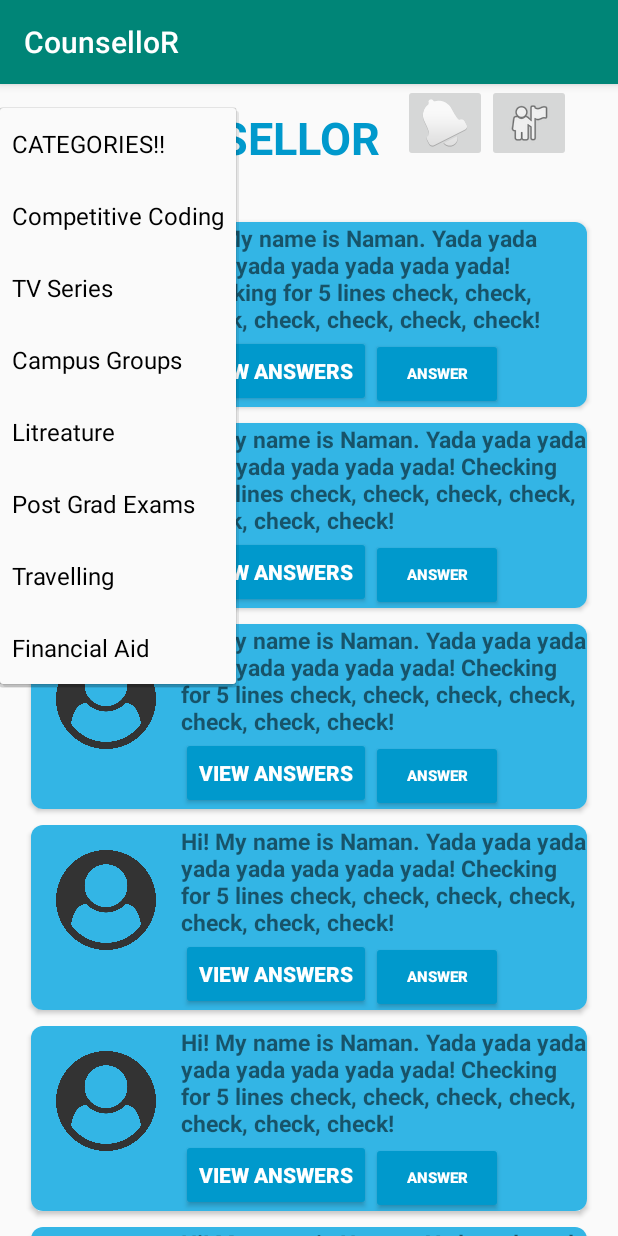
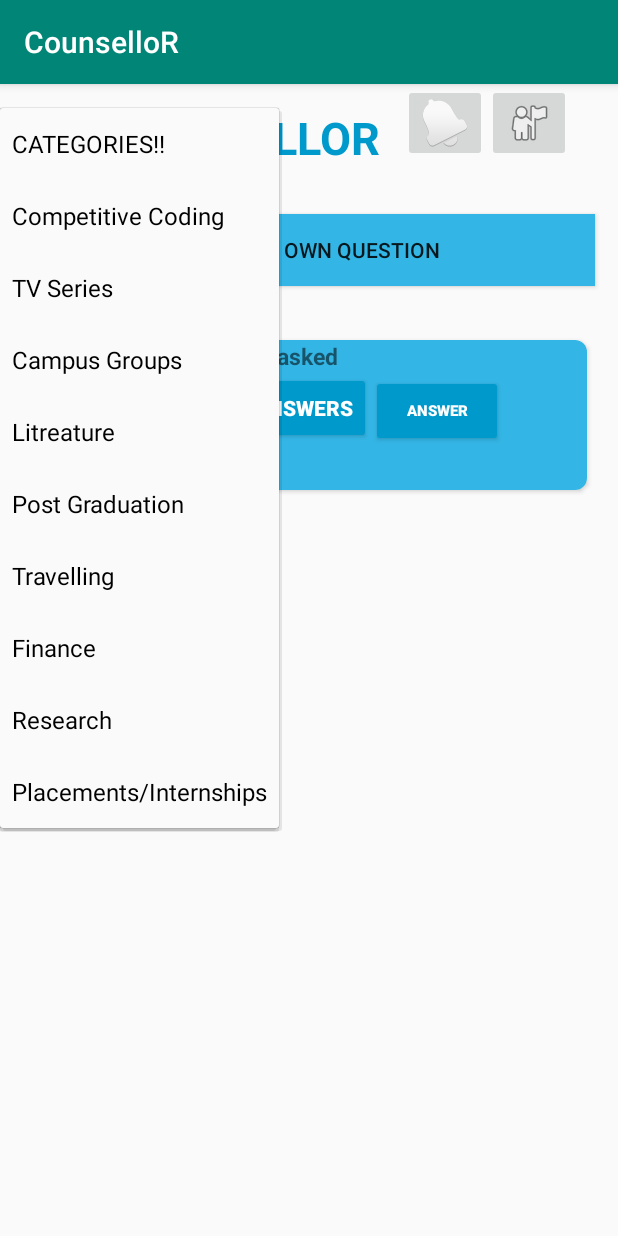
Before and after one commit to mdg-soc-19/counsellor, an Android app: the screen it shows after launch (MainActivity), after a tap on an icon or button, on a phone screen of 412 x 824 dp. Run offline under Robolectric (Android 15) with nearby library versions, the light colour scheme and no system bars.

Commit message:
Adding ASK button and linking activities

```diff
--- a/app/src/main/AndroidManifest.xml
+++ b/app/src/main/AndroidManifest.xml
@@ -12,6 +12,9 @@
         android:roundIcon="@mipmap/ic_launcher_round"
         android:supportsRtl="true"
         android:theme="@style/AppTheme">
+        <activity android:name=".Research"></activity>
+        <activity android:name=".PnI" />
+        <activity android:name=".ask" />
         <activity android:name=".Login_form" />
         <activity android:name=".Signup" />
         <activity android:name=".finance" />
--- a/app/src/main/java/com/example/counsellor/MainActivity.java
+++ b/app/src/main/java/com/example/counsellor/MainActivity.java
@@ -11,6 +11,7 @@ import android.widget.ArrayAdapter;
 import android.widget.LinearLayout;
 import android.widget.Spinner;
 import android.widget.AdapterView;
+import android.widget.TextView;
 import android.widget.Toast;
 
 
@@ -23,12 +24,22 @@ public class MainActivity extends AppCompatActivity {
     private RecyclerView recyclerView;
     private RecyclerView.Adapter mAdapter;
     private RecyclerView.LayoutManager layoutManager;
-    String[] myDataset = { " Hi! My name is Naman. Yada yada yada yada yada yada yada yada! Checking for 5 lines check, check, check, check, check, check, check!", "Hi! My name is Naman. Yada yada yada yada yada yada yada yada! Checking for 5 lines check, check, check, check, check, check, check!", "Hi! My name is Naman. Yada yada yada yada yada yada yada yada! Checking for 5 lines check, check, check, check, check, check, check!", "Hi! My name is Naman. Yada yada yada yada yada yada yada yada! Checking for 5 lines check, check, check, check, check, check, check!", "Hi! My name is Naman. Yada yada yada yada yada yada yada yada! Checking for 5 lines check, check, check, check, check, check, check!", "Hi! My name is Naman. Yada yada yada yada yada yada yada yada! Checking for 5 lines check, check, check, check, check, check, check!5 lines 5 lines 5 lines 5 lines", "Hi", "Hi", "Hi", "Hi", "Hi", "Hi", "Hi", "Hi", "Hi", "Hi", "Hi", "Hi","Hi" };
+
 
     @Override
     protected void onCreate(Bundle savedInstanceState) {
         super.onCreate(savedInstanceState);
         setContentView(R.layout.activity_main);
+
+
+
+        /*Intent intent = getIntent();
+        String question1 = intent.getStringExtra("question asked");
+        TextView textView = (TextView)findViewById(R.id.question);
+        textView.setText(question1);*/
+
+
+        String[] myDataset = { "question asked"};
 
 
         recyclerView = (RecyclerView) findViewById(R.id.the_wall);
@@ -39,7 +50,6 @@ public class MainActivity extends AppCompatActivity {
         recyclerView.setAdapter(mAdapter);
 
 
-
         getSupportActionBar().setTitle("CounselloR");
         spinner = findViewById(R.id.spinner);
         List<String> categories = new ArrayList<>();
@@ -48,9 +58,11 @@ public class MainActivity extends AppCompatActivity {
         categories.add("TV Series");
         categories.add("Campus Groups");
         categories.add("Litreature");
-        categories.add("Post Grad Exams");
+        categories.add("Post Graduation");
         categories.add("Travelling");
-        categories.add("Financial Aid");
+        categories.add("Finance");
+        categories.add("Research");
+        categories.add("Placements/Internships");
         //Style the spinner
 
         ArrayAdapter<String> dataAdapter;
@@ -61,69 +73,72 @@ public class MainActivity extends AppCompatActivity {
         spinner.setAdapter(dataAdapter);
         spinner.setOnItemSelectedListener(new AdapterView.OnItemSelectedListener() {
             @Override
-            public void onItemSelected(AdapterView<?> parent, View view, int position, long id)
-            {
+            public void onItemSelected(AdapterView<?> parent, View view, int position, long id) {
 
-                if(parent.getItemAtPosition(position).equals("CATEGORIES!!")){
+                if (parent.getItemAtPosition(position).equals("CATEGORIES!!")) {
 
                     //do nothing
-                }
-
-                else {
+                } else {
                     String item = parent.getItemAtPosition(position).toString();
                     Toast.makeText(parent.getContext(), "Selected " + item, Toast.LENGTH_SHORT).show();
                 }
 
 
-                if(parent.getItemAtPosition(position).equals("Competitive Coding")){
+                if (parent.getItemAtPosition(position).equals("Competitive Coding")) {
                     Intent intent = new Intent(MainActivity.this, comp_coding.class);
                     startActivity(intent);
-                }
-                else if(parent.getItemAtPosition(position).equals("TV Series")){
+                } else if (parent.getItemAtPosition(position).equals("TV Series")) {
                     Intent intent = new Intent(MainActivity.this, tv_series.class);
                     startActivity(intent);
-                }
-                else if(parent.getItemAtPosition(position).equals("Campus Groups")){
+                } else if (parent.getItemAtPosition(position).equals("Campus Groups")) {
                     Intent intent = new Intent(MainActivity.this, campus_groups.class);
                     startActivity(intent);
-                }
-                else if(parent.getItemAtPosition(position).equals("Litreature")){
+                } else if (parent.getItemAtPosition(position).equals("Litreature")) {
                     Intent intent = new Intent(MainActivity.this, litr.class);
                     startActivity(intent);
-                }
-                else if(parent.getItemAtPosition(position).equals("Post Grad Exams")){
+                } else if (parent.getItemAtPosition(position).equals("Post Graduation")) {
                     Intent intent = new Intent(MainActivity.this, pg_exams.class);
                     startActivity(intent);
-                }
-                else if(parent.getItemAtPosition(position).equals("Travelling")){
+                } else if (parent.getItemAtPosition(position).equals("Travelling")) {
                     Intent intent = new Intent(MainActivity.this, travel.class);
                     startActivity(intent);
-                }
-                else if(parent.getItemAtPosition(position).equals("Financial Aid")){
+                } else if (parent.getItemAtPosition(position).equals("Finance")) {
                     Intent intent = new Intent(MainActivity.this, finance.class);
                     startActivity(intent);
+                } else if (parent.getItemAtPosition(position).equals("Placements/Internships")) {
+                    Intent intent = new Intent(MainActivity.this, PnI.class);
+                    startActivity(intent);
+                } else if (parent.getItemAtPosition(position).equals("Research")) {
+                    Intent intent = new Intent(MainActivity.this, Research.class);
+                    startActivity(intent);
                 }
-
             }
 
             @Override
-            public void onNothingSelected(AdapterView<?> parent){
+            public void onNothingSelected(AdapterView<?> parent) {
 
             }
         });
 
 
+
     }
-    public void onClickNotification(View view){
+
+    public void onClickNotification(View view) {
         Intent intent = new Intent(this, notification.class);
         startActivity(intent);
     }
-    public void onClickProfile(View view){
+
+    public void onClickProfile(View view) {
 
         Intent intent = new Intent(this, Login_form.class);
         startActivity(intent);
     }
 
+    public void onClickAsk(View view) {
+        Intent intent = new Intent(this, ask.class);
+        startActivity(intent);
+    }
 
 
 }
--- a/app/src/main/res/drawable/notification.xml
+++ /dev/null
@@ -1 +0,0 @@
-<?xml version="1.0" encoding="utf-8"?>
--- a/app/src/main/res/layout/activity_main.xml
+++ b/app/src/main/res/layout/activity_main.xml
@@ -20,14 +20,14 @@
                 android:id="@+id/spinner"
                 android:layout_width="50dp"
                 android:layout_height="50dp"
+                android:entries="@array/categories"
                 app:layout_constraintBottom_toBottomOf="parent"
                 app:layout_constraintEnd_toEndOf="parent"
                 app:layout_constraintHorizontal_bias="0.0"
                 app:layout_constraintRight_toRightOf="parent"
                 app:layout_constraintStart_toStartOf="parent"
                 app:layout_constraintTop_toTopOf="parent"
-            app:layout_constraintVertical_bias="0.023"
-            android:entries="@array/categories"/>
+                app:layout_constraintVertical_bias="0.023" />
 
             <TextView
                 android:layout_width="wrap_content"
@@ -49,12 +49,6 @@
                 android:layout_width="wrap_content"
                 android:layout_height="wrap_content"
                 android:onClick="onClickNotification"
-            app:layout_constraintBottom_toBottomOf="parent"
-            app:layout_constraintEnd_toEndOf="parent"
-            app:layout_constraintHorizontal_bias="0.988"
-            app:layout_constraintStart_toStartOf="parent"
-            app:layout_constraintTop_toTopOf="parent"
-            app:layout_constraintVertical_bias="0.022"
                 app:srcCompat="@android:drawable/ic_popup_reminder" />
 
             <ImageButton
@@ -62,35 +56,30 @@
                 android:layout_width="wrap_content"
                 android:layout_height="wrap_content"
                 android:onClick="onClickProfile"
-            app:layout_constraintBottom_toBottomOf="parent"
-            app:layout_constraintEnd_toEndOf="parent"
-            app:layout_constraintHorizontal_bias="0.81"
-            app:layout_constraintStart_toStartOf="parent"
-            app:layout_constraintTop_toTopOf="parent"
-            app:layout_constraintVertical_bias="0.023"
                 app:srcCompat="@android:drawable/ic_menu_myplaces" />
 
         </LinearLayout>
 
+        <Button
+            android:id="@+id/askButton"
+            android:layout_width="match_parent"
+            android:layout_height="wrap_content"
+            android:text="Ask Your Own Question"
+            android:background="@android:color/holo_blue_light"
+            android:layout_margin="15dp"
+            android:elevation="8dp"
+            android:onClick="onClickAsk"/>
+
         <androidx.recyclerview.widget.RecyclerView
+            android:id="@+id/the_wall"
             android:layout_width="match_parent"
             android:layout_height="match_parent"
-        android:padding="15dp"
-        android:id="@+id/the_wall">
-
-
-
-
+            android:padding="15dp">
 
 
         </androidx.recyclerview.widget.RecyclerView>
 
 
-
-
-
-
-
     </LinearLayout>
 
 </ScrollView>
--- a/app/src/main/res/layout/post_item.xml
+++ b/app/src/main/res/layout/post_item.xml
@@ -1,11 +1,11 @@
 <?xml version="1.0" encoding="utf-8"?>
 <androidx.cardview.widget.CardView xmlns:android="http://schemas.android.com/apk/res/android"
+    xmlns:app="http://schemas.android.com/apk/res-auto"
     android:layout_width="match_parent"
     android:layout_height="wrap_content"
-    xmlns:app="http://schemas.android.com/apk/res-auto"
     android:layout_margin="5dp"
+    android:elevation="8dp"
     android:orientation="vertical"
-    android:elevation="8dp"
     app:cardCornerRadius="8dp">
 
     <LinearLayout
@@ -20,43 +20,46 @@
             android:layout_width="100dp"
             android:layout_height="100dp"
             android:src="@drawable/user2" />
+
         <LinearLayout
             android:layout_width="match_parent"
             android:layout_height="wrap_content"
             android:orientation="vertical">
-                <TextView
-                    android:id="@+id/question"
+
+            <TextView
+                android:id="@+id/question"
                 android:layout_width="match_parent"
                 android:layout_height="wrap_content"
                 android:ellipsize="end"
                 android:maxLines="5"
                 android:textSize="15sp"
-                android:textStyle="bold"
-                />
+                android:textStyle="bold" />
+
             <LinearLayout
                 android:layout_width="wrap_content"
                 android:layout_height="wrap_content"
                 android:orientation="horizontal">
+
                 <Button
                     android:id="@+id/view_answer"
                     android:layout_width="wrap_content"
                     android:layout_height="wrap_content"
+                    android:layout_margin="0dp"
                     android:backgroundTint="@android:color/holo_blue_dark"
                     android:text="View Answers"
-                    android:textStyle="bold"
                     android:textColor="@android:color/white"
-                    android:layout_margin="0dp"/>
+                    android:textStyle="bold" />
 
                 <Button
                     android:id="@+id/answer"
                     android:layout_width="wrap_content"
                     android:layout_height="wrap_content"
+                    android:layout_margin="0dp"
                     android:backgroundTint="@android:color/holo_blue_dark"
                     android:text="Answer"
+                    android:textColor="@android:color/white"
                     android:textSize="10sp"
-                    android:textStyle="bold"
-                    android:textColor="@android:color/white"
-                    android:layout_margin="0dp"/>
+                    android:textStyle="bold" />
 
             </LinearLayout>
         </LinearLayout>
--- a/app/src/main/res/values/strings.xml
+++ b/app/src/main/res/values/strings.xml
@@ -7,9 +7,11 @@
         <item>TV Series</item>
         <item>Campus Groups</item>
         <item>Litreature</item>
-        <item>Post Grad Exams</item>
+        <item>Post Graduation</item>
         <item>Travelling</item>
-        <item>Financial Aid</item>
+        <item>Finance</item>
+        <item>Research</item>
+        <item>Placements/Internships</item>
     </string-array>
     <string name="title_activity_profile__login">Sign in</string>
     <string name="prompt_email">Email</string>
```
Also changed, not shown: app/src/main/java/com/example/counsellor/PnI.java (added, +14 -0 lines), app/src/main/java/com/example/counsellor/ProgrammingAdapter.java (+3 -4 lines), app/src/main/java/com/example/counsellor/Research.java (added, +14 -0 lines), app/src/main/java/com/example/counsellor/ask.java (added, +105 -0 lines), app/src/main/res/drawable/circle_button.xml (+1 -8 lines), app/src/main/res/layout/activity_ask.xml (added, +122 -0 lines), app/src/main/res/layout/activity_pn_i.xml (added, +9 -0 lines), app/src/main/res/layout/activity_research.xml (added, +9 -0 lines). Lines whose indentation alone changed are shown as unchanged.
